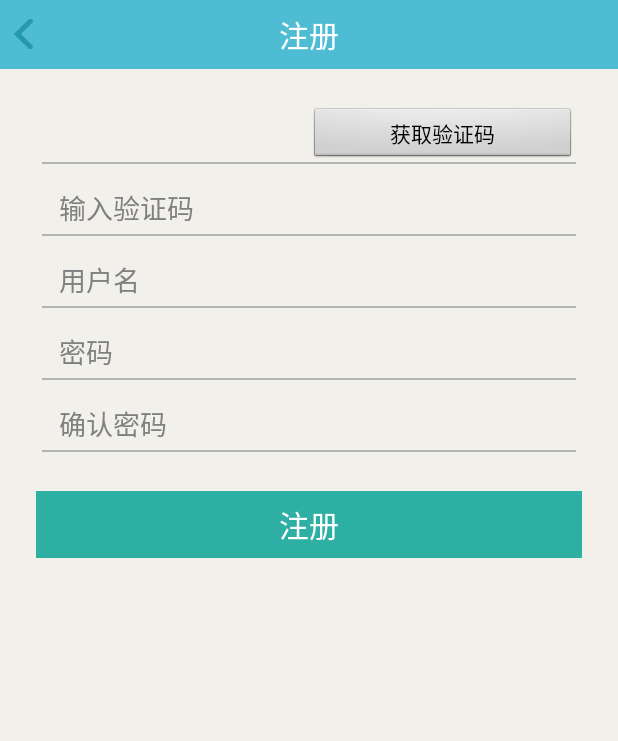
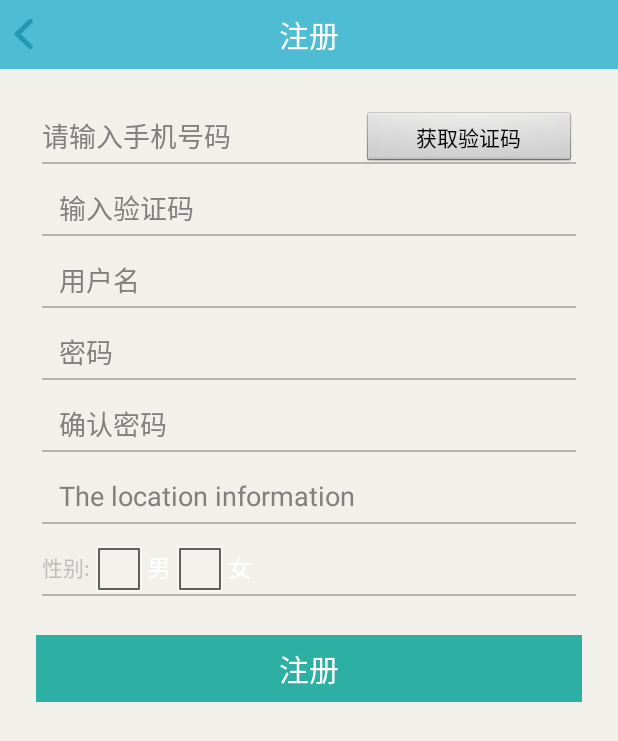
Before and after one commit to labinxu/chatui, an Android app: the layout activity_register.xml on its own in the app's theme, with its tools: preview values and no code run, on a phone screen of 412 x 824 dp. Shown: the top 741 px of the screen. Run offline under Robolectric (Android 15) with nearby library versions, the phone set to English and light mode, and no system bars.

Commit message:
register

```diff
--- a/app/src/main/res/layout/activity_register.xml
+++ b/app/src/main/res/layout/activity_register.xml
@@ -12,12 +12,14 @@
         android:background="@color/common_top_bar_blue" >
 
         <LinearLayout
+            android:id="@+id/title_back_layout"
             android:layout_width="45dp"
             android:layout_height="match_parent"
             android:background="@drawable/common_tab_bg"
             android:onClick="back" >
 
             <ImageView
+                android:id="@+id/title_back_iv"
                 android:layout_width="wrap_content"
                 android:layout_height="wrap_content"
                 android:layout_gravity="center_vertical"
@@ -60,7 +62,9 @@
                     android:background="@null"
                     android:singleLine="true"
                     android:textSize="18sp"
-                    android:layout_weight="2"/>
+                    android:layout_weight="3"
+                    android:gravity="center|left"
+                    android:hint="@string/input_phone_number"/>
                 <Button
                     android:id="@+id/retrieve_captcha_bt"
                     android:layout_width="0dip"
@@ -178,6 +182,67 @@
                 android:background="#b3b3b3" />
         </RelativeLayout>
 
+        <RelativeLayout
+            android:layout_width="match_parent"
+            android:layout_height="38dp"
+            android:layout_marginLeft="20dp"
+            android:layout_marginRight="20dp"
+            android:layout_marginTop="10dp" >
+
+            <EditText
+                android:id="@+id/location"
+                android:layout_width="match_parent"
+                android:layout_height="match_parent"
+                android:layout_centerVertical="true"
+                android:layout_marginLeft="11dp"
+                android:layout_marginStart="11dp"
+                android:background="@null"
+                android:hint="@string/location_message"
+                android:singleLine="true"
+                android:textSize="18sp" />
+
+            <View
+                android:layout_width="match_parent"
+                android:layout_height="1dp"
+                android:layout_alignParentBottom="true"
+                android:background="#b3b3b3" />
+        </RelativeLayout>
+        <RelativeLayout
+            android:layout_width="match_parent"
+            android:layout_height="38dp"
+            android:layout_marginLeft="20dp"
+            android:layout_marginRight="20dp"
+            android:layout_marginTop="10dp" >
+
+            <LinearLayout
+                android:layout_width="match_parent"
+                android:layout_height="match_parent"
+                android:background="@null">
+                <TextView
+                    android:layout_width="wrap_content"
+                    android:layout_height="match_parent"
+                    android:gravity="center"
+                    android:text="性别:"/>
+                <CheckBox
+                    android:id="@+id/man_checkbox"
+                    android:layout_width="wrap_content"
+                    android:layout_height="match_parent"
+                    android:text="男"/>
+
+                <CheckBox
+                    android:id="@+id/woman_checkbox"
+                    android:layout_width="wrap_content"
+                    android:layout_height="match_parent"
+                    android:text="女"/>
+            </LinearLayout>
+
+            <View
+                android:layout_width="match_parent"
+                android:layout_height="1dp"
+                android:layout_alignParentBottom="true"
+                android:background="#b3b3b3" />
+        </RelativeLayout>
+
         <LinearLayout
             android:layout_width="match_parent"
             android:layout_height="wrap_content"
--- a/app/src/main/res/values/strings.xml
+++ b/app/src/main/res/values/strings.xml
@@ -255,4 +255,5 @@
     <!--labin added-->
     <string name="get_captcha">获取验证码</string>
     <string name="input_captcha">输入验证码</string>
+    <string name="input_phone_number">请输入手机号码</string>
 </resources>
```
Also changed, not shown: 1 other file.
